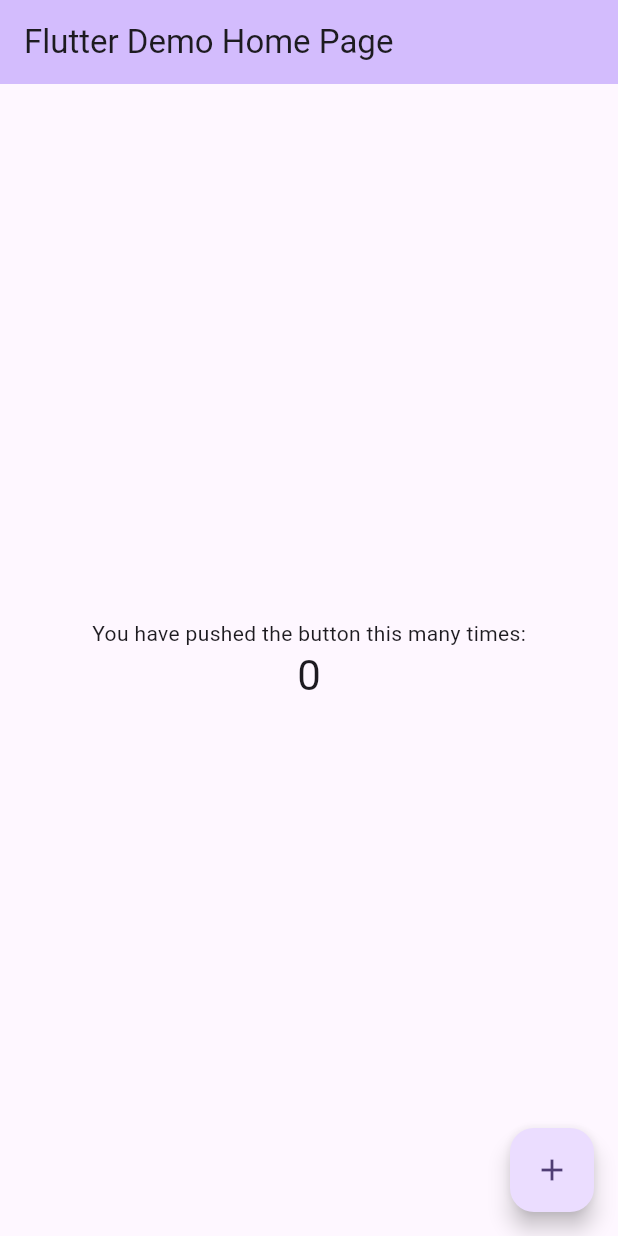
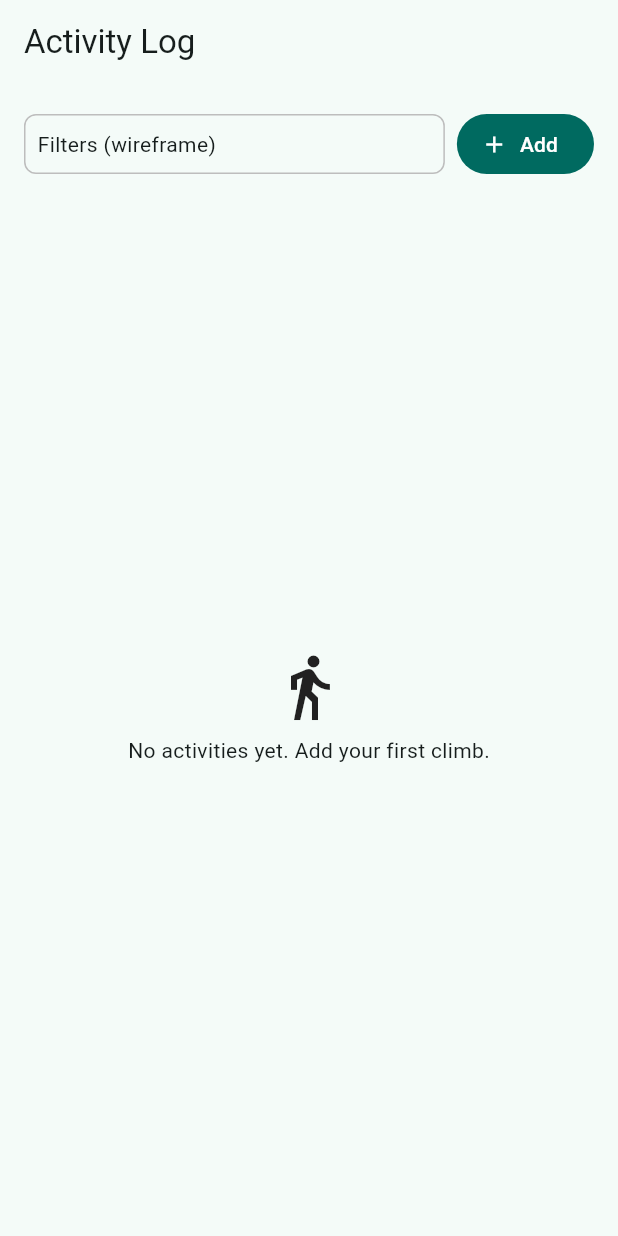
Before and after one commit to Furkanzmc/sacra, a Flutter app: the screen it shows after launch, on a phone screen of 412 x 824 dp. Run offline on Flutter 3.47's test engine with Material 3 defaults, Android fonts, the phone set to English and light mode, and no system bars; our stand-ins replace flutter_riverpod.

Commit message:
First attempt
It created the bare bone UI. A plus button adds the activity but no
details yet.

```diff
--- a/lib/main.dart
+++ b/lib/main.dart
@@ -1,7 +1,10 @@
 import 'package:flutter/material.dart';
+import 'package:flutter_riverpod/flutter_riverpod.dart';
+import 'views/screens/activity_log_screen.dart';
+import 'views/theme/app_theme.dart';
 
 void main() {
-  runApp(const MyApp());
+  runApp(const ProviderScope(child: MyApp()));
 }
 
 class MyApp extends StatelessWidget {
@@ -11,112 +14,10 @@ class MyApp extends StatelessWidget {
   @override
   Widget build(BuildContext context) {
     return MaterialApp(
-      title: 'Flutter Demo',
-      theme: ThemeData(
-        // This is the theme of your application.
-        //
-        // TRY THIS: Try running your application with "flutter run". You'll see
-        // the application has a purple toolbar. Then, without quitting the app,
-        // try changing the seedColor in the colorScheme below to Colors.green
-        // and then invoke "hot reload" (save your changes or press the "hot
-        // reload" button in a Flutter-supported IDE, or press "r" if you used
-        // the command line to start the app).
-        //
-        // Notice that the counter didn't reset back to zero; the application
-        // state is not lost during the reload. To reset the state, use hot
-        // restart instead.
-        //
-        // This works for code too, not just values: Most code changes can be
-        // tested with just a hot reload.
-        colorScheme: ColorScheme.fromSeed(seedColor: Colors.deepPurple),
-      ),
-      home: const MyHomePage(title: 'Flutter Demo Home Page'),
+      title: 'Sacra',
+      theme: AppTheme.light,
+      darkTheme: AppTheme.dark,
+      home: const ActivityLogScreen(),
     );
   }
 }
-
-class MyHomePage extends StatefulWidget {
-  const MyHomePage({super.key, required this.title});
-
-  // This widget is the home page of your application. It is stateful, meaning
-  // that it has a State object (defined below) that contains fields that affect
-  // how it looks.
-
-  // This class is the configuration for the state. It holds the values (in this
-  // case the title) provided by the parent (in this case the App widget) and
-  // used by the build method of the State. Fields in a Widget subclass are
-  // always marked "final".
-
-  final String title;
-
-  @override
-  State<MyHomePage> createState() => _MyHomePageState();
-}
-
-class _MyHomePageState extends State<MyHomePage> {
-  int _counter = 0;
-
-  void _incrementCounter() {
-    setState(() {
-      // This call to setState tells the Flutter framework that something has
-      // changed in this State, which causes it to rerun the build method below
-      // so that the display can reflect the updated values. If we changed
-      // _counter without calling setState(), then the build method would not be
-      // called again, and so nothing would appear to happen.
-      _counter++;
-    });
-  }
-
-  @override
-  Widget build(BuildContext context) {
-    // This method is rerun every time setState is called, for instance as done
-    // by the _incrementCounter method above.
-    //
-    // The Flutter framework has been optimized to make rerunning build methods
-    // fast, so that you can just rebuild anything that needs updating rather
-    // than having to individually change instances of widgets.
-    return Scaffold(
-      appBar: AppBar(
-        // TRY THIS: Try changing the color here to a specific color (to
-        // Colors.amber, perhaps?) and trigger a hot reload to see the AppBar
-        // change color while the other colors stay the same.
-        backgroundColor: Theme.of(context).colorScheme.inversePrimary,
-        // Here we take the value from the MyHomePage object that was created by
-        // the App.build method, and use it to set our appbar title.
-        title: Text(widget.title),
-      ),
-      body: Center(
-        // Center is a layout widget. It takes a single child and positions it
-        // in the middle of the parent.
-        child: Column(
-          // Column is also a layout widget. It takes a list of children and
-          // arranges them vertically. By default, it sizes itself to fit its
-          // children horizontally, and tries to be as tall as its parent.
-          //
-          // Column has various properties to control how it sizes itself and
-          // how it positions its children. Here we use mainAxisAlignment to
-          // center the children vertically; the main axis here is the vertical
-          // axis because Columns are vertical (the cross axis would be
-          // horizontal).
-          //
-          // TRY THIS: Invoke "debug painting" (choose the "Toggle Debug Paint"
-          // action in the IDE, or press "p" in the console), to see the
-          // wireframe for each widget.
-          mainAxisAlignment: MainAxisAlignment.center,
-          children: <Widget>[
-            const Text('You have pushed the button this many times:'),
-            Text(
-              '$_counter',
-              style: Theme.of(context).textTheme.headlineMedium,
-            ),
-          ],
-        ),
-      ),
-      floatingActionButton: FloatingActionButton(
-        onPressed: _incrementCounter,
-        tooltip: 'Increment',
-        child: const Icon(Icons.add),
-      ), // This trailing comma makes auto-formatting nicer for build methods.
-    );
-  }
-}
--- /dev/null
+++ b/lib/models/activity.dart
@@ -0,0 +1,54 @@
+import 'package:flutter/foundation.dart';
+
+enum ClimbType { bouldering, topRope, lead }
+
+enum GradeSystem { vScale, font, gymColor }
+
+@immutable
+class Grade {
+  final GradeSystem system;
+  final String value;
+
+  const Grade({required this.system, required this.value});
+}
+
+@immutable
+class ActivityEntry {
+  final String id;
+  final DateTime timestamp;
+  final ClimbType climbType;
+  final Grade grade;
+  final int attempts;
+  final bool completed;
+  final String? notes;
+
+  const ActivityEntry({
+    required this.id,
+    required this.timestamp,
+    required this.climbType,
+    required this.grade,
+    required this.attempts,
+    required this.completed,
+    this.notes,
+  });
+
+  ActivityEntry copyWith({
+    String? id,
+    DateTime? timestamp,
+    ClimbType? climbType,
+    Grade? grade,
+    int? attempts,
+    bool? completed,
+    String? notes,
+  }) {
+    return ActivityEntry(
+      id: id ?? this.id,
+      timestamp: timestamp ?? this.timestamp,
+      climbType: climbType ?? this.climbType,
+      grade: grade ?? this.grade,
+      attempts: attempts ?? this.attempts,
+      completed: completed ?? this.completed,
+      notes: notes ?? this.notes,
+    );
+  }
+}
--- /dev/null
+++ b/lib/viewmodels/activity_log_view_model.dart
@@ -0,0 +1,50 @@
+import 'package:flutter/foundation.dart';
+import 'package:flutter_riverpod/flutter_riverpod.dart';
+import '../models/activity.dart';
+
+@immutable
+class ActivityLogState {
+  final List<ActivityEntry> entries;
+  final bool isLoading;
+  final String? errorMessage;
+
+  const ActivityLogState({
+    required this.entries,
+    this.isLoading = false,
+    this.errorMessage,
+  });
+
+  ActivityLogState copyWith({
+    List<ActivityEntry>? entries,
+    bool? isLoading,
+    String? errorMessage,
+  }) {
+    return ActivityLogState(
+      entries: entries ?? this.entries,
+      isLoading: isLoading ?? this.isLoading,
+      errorMessage: errorMessage,
+    );
+  }
+}
+
+class ActivityLogViewModel extends Notifier<ActivityLogState> {
+  @override
+  ActivityLogState build() {
+    return const ActivityLogState(entries: <ActivityEntry>[]);
+  }
+
+  void addEntry(ActivityEntry entry) {
+    final List<ActivityEntry> next = <ActivityEntry>[...state.entries, entry];
+    state = state.copyWith(entries: next);
+  }
+
+  void removeEntry(String id) {
+    final List<ActivityEntry> next =
+        state.entries.where((ActivityEntry e) => e.id != id).toList();
+    state = state.copyWith(entries: next);
+  }
+}
+
+final NotifierProvider<ActivityLogViewModel, ActivityLogState>
+    activityLogProvider =
+    NotifierProvider<ActivityLogViewModel, ActivityLogState>(ActivityLogViewModel.new);
--- /dev/null
+++ b/lib/views/screens/activity_log_screen.dart
@@ -0,0 +1,191 @@
+import 'package:flutter/material.dart';
+import 'package:flutter_riverpod/flutter_riverpod.dart';
+
+import '../../models/activity.dart';
+import '../../viewmodels/activity_log_view_model.dart';
+import '../theme/app_theme.dart';
+import '../widgets/responsive.dart';
+
+class ActivityLogScreen extends ConsumerWidget {
+  const ActivityLogScreen({super.key});
+
+  @override
+  Widget build(BuildContext context, WidgetRef ref) {
+    final ActivityLogState state = ref.watch(activityLogProvider);
+    final ActivityLogViewModel controller =
+        ref.read(activityLogProvider.notifier);
+
+    return Scaffold(
+      appBar: AppBar(
+        title: const Text('Activity Log'),
+      ),
+      body: Center(
+        child: ConstrainedBox(
+          constraints: BoxConstraints(
+            maxWidth: Responsive.constrainedWidth(context),
+          ),
+          child: Padding(
+            padding: const EdgeInsets.all(AppSpacing.md),
+            child: Column(
+              crossAxisAlignment: CrossAxisAlignment.stretch,
+              children: <Widget>[
+                _FiltersBar(
+                  onAdd: () {
+                    controller.addEntry(ActivityEntry(
+                      id: DateTime.now().millisecondsSinceEpoch.toString(),
+                      timestamp: DateTime.now(),
+                      climbType: ClimbType.bouldering,
+                      grade: const Grade(
+                        system: GradeSystem.vScale,
+                        value: 'V3',
+                      ),
+                      attempts: 1,
+                      completed: true,
+                    ));
+                  },
+                ),
+                const SizedBox(height: AppSpacing.md),
+                Expanded(
+                  child: _EntriesList(
+                    entries: state.entries,
+                    onRemove: controller.removeEntry,
+                  ),
+                ),
+              ],
+            ),
+          ),
+        ),
+      ),
+    );
+  }
+}
+
+class _FiltersBar extends StatelessWidget {
+  const _FiltersBar({required this.onAdd});
+
+  final VoidCallback onAdd;
+
+  @override
+  Widget build(BuildContext context) {
+    return Row(
+      children: <Widget>[
+        Expanded(
+          child: Container(
+            height: 40,
+            decoration: BoxDecoration(
+              border: Border.all(color: Colors.grey.shade400),
+              borderRadius: BorderRadius.circular(8),
+            ),
+            alignment: Alignment.centerLeft,
+            padding: const EdgeInsets.symmetric(horizontal: AppSpacing.sm),
+            child: const Text('Filters (wireframe)'),
+          ),
+        ),
+        const SizedBox(width: AppSpacing.sm),
+        FilledButton.icon(
+          onPressed: onAdd,
+          icon: const Icon(Icons.add),
+          label: const Text('Add'),
+        ),
+      ],
+    );
+  }
+}
+
+class _EntriesList extends StatelessWidget {
+  const _EntriesList({
+    required this.entries,
+    required this.onRemove,
+  });
+
+  final List<ActivityEntry> entries;
+  final void Function(String id) onRemove;
+
+  @override
+  Widget build(BuildContext context) {
+    if (entries.isEmpty) {
+      return const _EmptyState();
+    }
+    return ListView.separated(
+      itemCount: entries.length,
+      separatorBuilder: (_, __) => const SizedBox(height: AppSpacing.sm),
+      itemBuilder: (BuildContext context, int index) {
+        final ActivityEntry e = entries[index];
+        return _EntryTile(entry: e, onRemove: onRemove);
+      },
+    );
+  }
+}
+
+class _EntryTile extends StatelessWidget {
+  const _EntryTile({required this.entry, required this.onRemove});
+
+  final ActivityEntry entry;
+  final void Function(String id) onRemove;
+
+  @override
+  Widget build(BuildContext context) {
+    return Container(
+      padding: const EdgeInsets.all(AppSpacing.md),
+      decoration: BoxDecoration(
+        border: Border.all(color: Colors.grey.shade300),
+        borderRadius: BorderRadius.circular(8),
+      ),
+      child: Row(
+        children: <Widget>[
+          Icon(
+            entry.climbType == ClimbType.bouldering
+                ? Icons.terrain
+                : entry.climbType == ClimbType.topRope
+                    ? Icons.safety_check
+                    : Icons.route,
+          ),
+          const SizedBox(width: AppSpacing.md),
+          Expanded(
+            child: Column(
+              crossAxisAlignment: CrossAxisAlignment.start,
+              children: <Widget>[
+                Text(
+                  '${entry.grade.value} • ${entry.climbType.name}',
+                  style: AppTextStyles.title,
+                ),
+                const SizedBox(height: 2),
+                Text(
+                  '${entry.attempts} attempts • '
+                  '${entry.completed ? 'Sent' : 'Project'}',
+                  style: AppTextStyles.body.copyWith(
+                    color: Colors.grey.shade700,
+                  ),
+                ),
+              ],
+            ),
+          ),
+          const SizedBox(width: AppSpacing.sm),
+          IconButton(
+            tooltip: 'Remove',
+            onPressed: () => onRemove(entry.id),
+            icon: const Icon(Icons.delete_outline),
+          ),
+        ],
+      ),
+    );
+  }
+}
+
+class _EmptyState extends StatelessWidget {
+  const _EmptyState();
+
+  @override
+  Widget build(BuildContext context) {
+    return Center(
+      child: Column(
+        mainAxisAlignment: MainAxisAlignment.center,
+        children: const <Widget>[
+          Icon(Icons.directions_walk, size: 48),
+          SizedBox(height: AppSpacing.sm),
+          Text('No activities yet. Add your first climb.'),
+        ],
+      ),
+    );
+  }
+}
--- /dev/null
+++ b/lib/views/theme/app_theme.dart
@@ -0,0 +1,37 @@
+import 'package:flutter/material.dart';
+
+class AppTheme {
+  static ThemeData get light {
+    return ThemeData(
+      colorScheme: ColorScheme.fromSeed(seedColor: Colors.teal),
+      useMaterial3: true,
+    );
+  }
+
+  static ThemeData get dark {
+    return ThemeData.dark(useMaterial3: true).copyWith(
+      colorScheme: const ColorScheme.dark().copyWith(
+        primary: Colors.teal,
+      ),
+    );
+  }
+}
+
+class AppSpacing {
+  static const double xs = 4;
+  static const double sm = 8;
+  static const double md = 16;
+  static const double lg = 24;
+  static const double xl = 32;
+}
+
+class AppTextStyles {
+  static TextStyle get title => const TextStyle(
+        fontSize: 20,
+        fontWeight: FontWeight.w600,
+      );
+
+  static TextStyle get body => const TextStyle(
+        fontSize: 14,
+      );
+}
--- /dev/null
+++ b/lib/views/widgets/responsive.dart
@@ -0,0 +1,15 @@
+import 'package:flutter/widgets.dart';
+
+class Responsive {
+  static bool isPhone(BuildContext context) {
+    return MediaQuery.of(context).size.shortestSide < 600;
+  }
+
+  static double constrainedWidth(BuildContext context) {
+    final Size size = MediaQuery.of(context).size;
+    if (isPhone(context)) {
+      return size.width;
+    }
+    return 420;
+  }
+}
--- a/pubspec.yaml
+++ b/pubspec.yaml
@@ -34,6 +34,7 @@ dependencies:
   # The following adds the Cupertino Icons font to your application.
   # Use with the CupertinoIcons class for iOS style icons.
   cupertino_icons: ^1.0.8
+  flutter_riverpod: ^2.5.1
 
 dev_dependencies:
   flutter_test:
```
Also changed, not shown: 1 other file.
